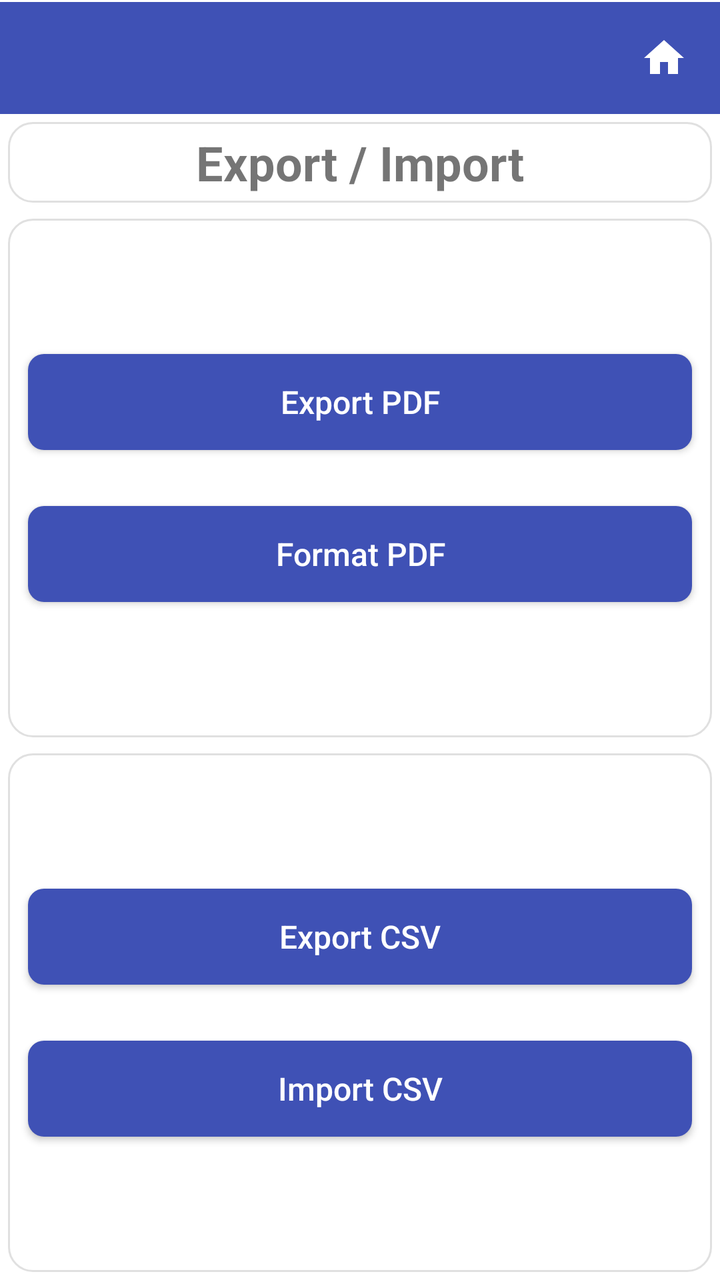
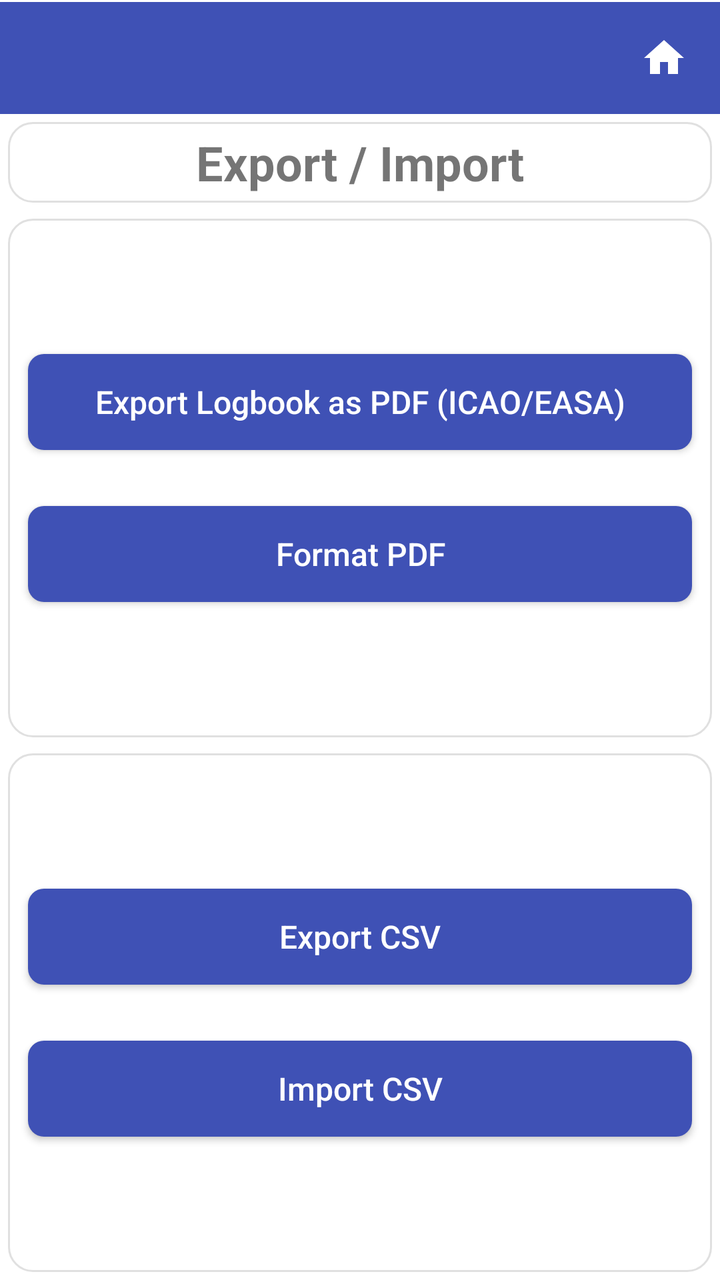

The first picture is an Android layout as it rendered before a commit; the second is the same layout after the commit. The layout source and the unified diff follow.
<!-- AndroidManifest.xml: application theme Theme.StripToLogbook.View -->
<!-- res/layout/activity_export_import.xml -->
<?xml version="1.0" encoding="utf-8"?>
<LinearLayout xmlns:android="http://schemas.android.com/apk/res/android"
    android:layout_width="match_parent"
    android:layout_height="match_parent"
    android:orientation="vertical">

    
    <include layout="@layout/view_app_toolbar" />

    
    <LinearLayout
        style="@style/Card.Surface"
        android:layout_width="match_parent"
        android:layout_height="wrap_content"
        android:autoSizeTextType="uniform"
        android:orientation="vertical"
        android:gravity="center">

        <TextView
            android:layout_width="wrap_content"
            android:layout_height="wrap_content"
            android:text="Export / Import"
            android:textSize="24sp"
            android:textStyle="bold" />

    </LinearLayout>

    
    
    <LinearLayout
        style="@style/Card.Surface"
        android:layout_width="match_parent"
        android:layout_height="match_parent"
        android:orientation="vertical"
        android:layout_weight="1"
        android:layout_marginTop="6dp"
        android:gravity="center">

        <Button
            android:id="@+id/btn_export_pdf"
            style="@style/PrimaryButtonStyle"
            android:layout_width="match_parent"
            android:layout_height="wrap_content"
            android:text="Export PDF" />

        <Space
            android:layout_width="match_parent"
            android:layout_height="16dp" />

        <Button
            android:id="@+id/btn_format_pdf"
            style="@style/PrimaryButtonStyle"
            android:layout_width="match_parent"
            android:layout_height="wrap_content"
            android:text="Format PDF" />

    </LinearLayout>

    <LinearLayout
        style="@style/Card.Surface"
        android:layout_width="match_parent"
        android:layout_height="match_parent"
        android:orientation="vertical"
        android:layout_weight="1"
        android:layout_marginTop="6dp"
        android:gravity="center">

        <Button
            android:id="@+id/btn_export_csv"
            style="@style/PrimaryButtonStyle"
            android:layout_width="match_parent"
            android:layout_height="wrap_content"
            android:text="Export CSV" />

        <Space
            android:layout_width="match_parent"
            android:layout_height="16dp" />

        <Button
            android:id="@+id/btn_import_csv"
            style="@style/PrimaryButtonStyle"
            android:layout_width="match_parent"
            android:layout_height="wrap_content"
            android:text="Import CSV" />

    </LinearLayout>
</LinearLayout>
<!-- res/layout/view_app_toolbar.xml (included above) -->
<?xml version="1.0" encoding="utf-8"?>
<LinearLayout xmlns:android="http://schemas.android.com/apk/res/android"
    android:id="@+id/toolbar_container"
    android:layout_width="match_parent"
    android:layout_height="wrap_content"
    android:orientation="vertical"
    android:background="@color/colorPrimary">

    <View
        android:id="@+id/status_bar_spacer"
        android:layout_width="match_parent"
        android:layout_height="0dp"
        android:background="@color/colorPrimary" />

    <View
        android:layout_width="match_parent"
        android:layout_height="1dp"
        android:background="@color/surface" />

    <LinearLayout
        android:layout_width="match_parent"
        android:layout_height="wrap_content"
        android:orientation="horizontal"
        android:gravity="center_vertical"
        android:background="@color/colorPrimary">

        <androidx.appcompat.widget.Toolbar
            android:id="@+id/toolbar"
            style="@style/ToolbarStyle"
            android:layout_width="0dp"
            android:layout_height="wrap_content"
            android:layout_weight="1"
            android:background="@color/colorPrimary"
            android:minHeight="?attr/actionBarSize" />

        <ImageButton
            android:id="@+id/btn_home"
            android:layout_width="?attr/actionBarSize"
            android:layout_height="?attr/actionBarSize"
            android:background="?attr/selectableItemBackgroundBorderless"
            android:contentDescription="Home"
            android:src="@drawable/ic_home" />
    </LinearLayout>
</LinearLayout>
<!-- resources referenced by this layout -->
<resources>
  <color name="colorPrimary">#3F51B5</color>
  <color name="surface">#FFFFFFFF</color>
  <!-- drawable ic_home (drawable) -->
  <?xml version="1.0" encoding="utf-8"?>
  <vector xmlns:android="http://schemas.android.com/apk/res/android"
      android:width="24dp"
      android:height="24dp"
      android:viewportWidth="24"
      android:viewportHeight="24">
      <path
          android:fillColor="@color/surface"
          android:pathData="M10,20v-6h4v6h5v-8h3L12,3 2,12h3v8z" />
  </vector>
  <style name="Card.Surface">
          <item name="android:background">@drawable/bg_card</item>
          <item name="android:padding">4dp</item>
          <item name="android:layout_margin">4dp</item>
      </style>
  <style name="PrimaryButtonStyle" parent="Widget.AppCompat.Button">
          <item name="android:background">@drawable/bg_button_primary</item>
          <item name="android:textColor">@color/surface</item>
          <item name="android:textSize">16sp</item>
          <item name="android:layout_margin">6dp</item>
          <item name="android:textAllCaps">false</item>
          <item name="android:gravity">center</item>
      </style>
  <style name="ToolbarStyle" parent="Widget.AppCompat.Toolbar">
          <item name="android:background">@color/colorPrimary</item>
          <item name="titleTextAppearance">@style/ToolbarTitleStyle</item>
      </style>
  <!-- drawable bg_card (drawable) -->
  <?xml version="1.0" encoding="utf-8"?>
  <shape xmlns:android="http://schemas.android.com/apk/res/android">
      <solid android:color="@color/surface" />
      <corners android:radius="12dp" />
      <stroke android:width="1dp"
          android:color="@color/border" />
  </shape>
  <!-- drawable bg_button_primary (drawable) -->
  <?xml version="1.0" encoding="utf-8"?>
  <shape xmlns:android="http://schemas.android.com/apk/res/android">
      <solid android:color="@color/colorPrimary" />
      <corners android:radius="8dp" />
  </shape>
  <style name="ToolbarTitleStyle" parent="Widget.AppCompat.EditText">
          
          <item name="android:textColor">@color/surface</item>
          <item name="tint">@android:color/white</item>
      </style>
  <color name="purple_500">#FF6200EE</color>
  <color name="purple_700">#FF3700B3</color>
  <color name="teal_200">#FF03DAC5</color>
  <color name="dropdown_background">#FFFFFFFF</color>
  <style name="NoBackgroundTextView" parent="Widget.AppCompat.TextView">
          <item name="android:background">@null</item>
      </style>
  <style name="MyAutoCompleteTextViewStyle" parent="Widget.AppCompat.AutoCompleteTextView">
          <item name="android:textSize">16sp</item>
          <item name="android:textColor">@color/text_primary</item>
          <item name="android:fontFamily">sans-serif</item>
          <item name="android:popupBackground">@color/dropdown_background</item>
      </style>
  <style name="ToolbarNavButtonStyle" parent="Widget.AppCompat.Toolbar.Button.Navigation">
          <item name="android:tint">@color/surface</item>
      </style>
  <color name="border">#E0E0E0</color>
  <!-- drawable edittext_background (drawable) -->
  <selector xmlns:android="http://schemas.android.com/apk/res/android">
      <item android:state_enabled="false"
          android:drawable="@android:color/transparent" />
      <item android:drawable="@drawable/edittext_background_shape" />
  
  
  
  </selector>
  <color name="text_primary">#DE000000</color>
  <!-- drawable edittext_background_shape (drawable) -->
  <shape xmlns:android="http://schemas.android.com/apk/res/android">
      <solid android:color="@color/edittext_background_color" />
      <corners android:radius="4dp" />
      
      <stroke android:width="1dp" android:color="@color/edittext_stroke_color" />
  </shape>
  <color name="edittext_background_color">#F5F5F5</color>
  <color name="edittext_stroke_color">#DDDDDD</color>
  <!-- unchanged entries left out for length: 2 -->
</resources>

<!-- the commit's change to res/layout/activity_export_import.xml (unified diff, before → after) -->
@@ -41,7 +41,7 @@
             style="@style/PrimaryButtonStyle"
             android:layout_width="match_parent"
             android:layout_height="wrap_content"
-            android:text="Export PDF" />
+            android:text="Export Logbook as PDF (ICAO/EASA)" />
 
         <Space
             android:layout_width="match_parent"
